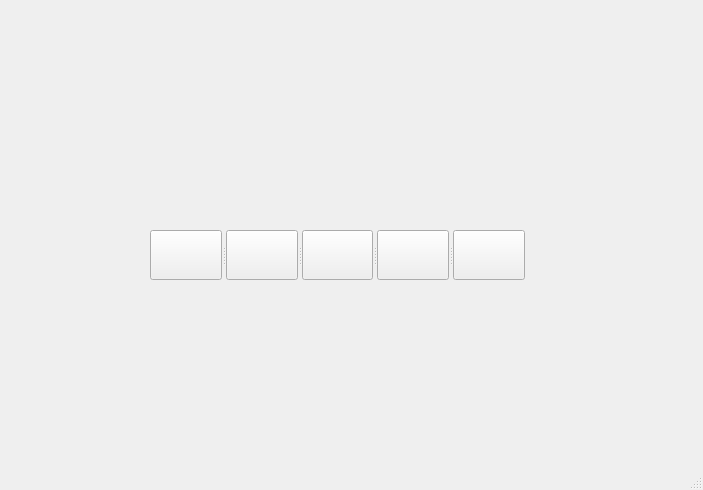
Qt form mainwindow.ui (pandas-coding/musicplayer-qt) before a commit.
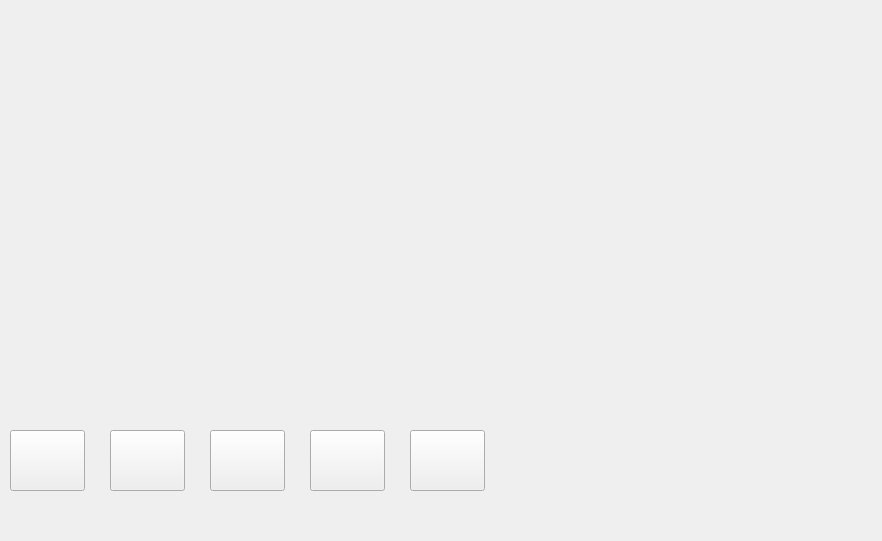
The same form after that commit.

Diff of the .ui file:
```diff
--- a/mainwindow.ui
+++ b/mainwindow.ui
@@ -6,51 +6,78 @@
    <rect>
     <x>0</x>
     <y>0</y>
-    <width>703</width>
-    <height>490</height>
+    <width>882</width>
+    <height>541</height>
    </rect>
   </property>
   <property name="windowTitle">
    <string>MainWindow</string>
   </property>
   <widget class="QWidget" name="centralwidget">
-   <widget class="QSplitter" name="splitter">
-    <property name="geometry">
-     <rect>
-      <x>150</x>
-      <y>230</y>
-      <width>375</width>
-      <height>50</height>
-     </rect>
-    </property>
-    <property name="orientation">
-     <enum>Qt::Orientation::Horizontal</enum>
-    </property>
     <widget class="QPushButton" name="prevButton">
+    <property name="geometry">
+     <rect>
+      <x>10</x>
+      <y>430</y>
+      <width>75</width>
+      <height>61</height>
+     </rect>
+    </property>
      <property name="text">
       <string/>
      </property>
     </widget>
     <widget class="QPushButton" name="playButton">
+    <property name="geometry">
+     <rect>
+      <x>110</x>
+      <y>430</y>
+      <width>75</width>
+      <height>61</height>
+     </rect>
+    </property>
      <property name="text">
       <string/>
      </property>
     </widget>
     <widget class="QPushButton" name="nextButton">
+    <property name="geometry">
+     <rect>
+      <x>210</x>
+      <y>430</y>
+      <width>75</width>
+      <height>61</height>
+     </rect>
+    </property>
      <property name="text">
       <string/>
      </property>
     </widget>
     <widget class="QPushButton" name="modeButton">
+    <property name="geometry">
+     <rect>
+      <x>310</x>
+      <y>430</y>
+      <width>75</width>
+      <height>61</height>
+     </rect>
+    </property>
      <property name="text">
       <string/>
      </property>
     </widget>
     <widget class="QPushButton" name="listButton">
+    <property name="geometry">
+     <rect>
+      <x>410</x>
+      <y>430</y>
+      <width>75</width>
+      <height>61</height>
+     </rect>
+    </property>
      <property name="text">
       <string/>
      </property>
-    </widget>
    </widget>
   </widget>
   <widget class="QMenuBar" name="menubar">
@@ -63,7 +90,6 @@
     </rect>
    </property>
   </widget>
-  <widget class="QStatusBar" name="statusbar"/>
  </widget>
  <resources/>
  <connections/>
```
Left out of the diff: 2 changed lines with no effect on the pictures. Lines whose indentation alone changed are shown as unchanged.
